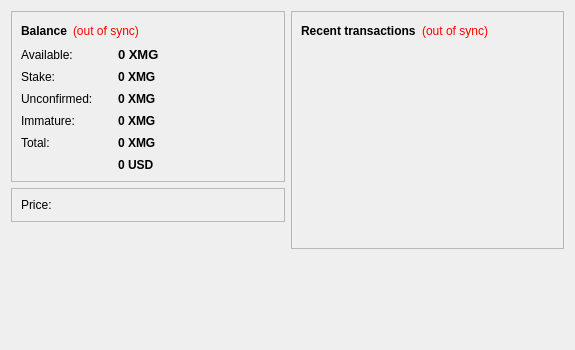
First picture: the form in src/qt/forms/overviewpage.ui, repository m-pays/magi, before the edit.
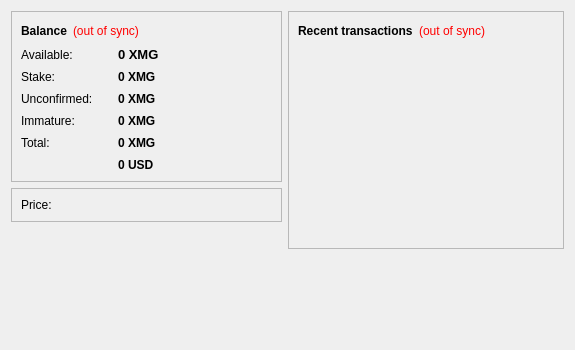
Second picture: the form after the edit.

Commit message: Tweak overview look

The edit to the form file:
```diff
--- a/src/qt/forms/overviewpage.ui
+++ b/src/qt/forms/overviewpage.ui
@@ -16,13 +16,19 @@
   <property name="styleSheet">
    <string notr="true">#OverviewPage { color: #464747; }</string>
   </property>
-  <layout class="QHBoxLayout" name="horizontalLayout" stretch="0">
-   <item>
+  <layout class="QGridLayout" name="gridLayout">
+   <item row="0" column="0">
     <layout class="QHBoxLayout" name="horizontalLayout_3" stretch="1,1">
      <item>
       <layout class="QVBoxLayout" name="verticalLayout_2">
        <item>
-        <widget class="QFrame" name="frame">
+        <widget class="QFrame" name="frameBalance">
+         <property name="sizePolicy">
+          <sizepolicy hsizetype="MinimumExpanding" vsizetype="Preferred">
+           <horstretch>0</horstretch>
+           <verstretch>0</verstretch>
+          </sizepolicy>
+         </property>
          <property name="styleSheet">
           <string notr="true"/>
          </property>
@@ -333,7 +339,13 @@
         </widget>
        </item>
        <item>
-        <widget class="QFrame" name="frame_3">
+        <widget class="QFrame" name="framePrice">
+         <property name="sizePolicy">
+          <sizepolicy hsizetype="MinimumExpanding" vsizetype="Preferred">
+           <horstretch>0</horstretch>
+           <verstretch>0</verstretch>
+          </sizepolicy>
+         </property>
          <property name="styleSheet">
           <string notr="true"/>
          </property>
@@ -356,7 +368,7 @@
              <set>Qt::AlignLeading|Qt::AlignLeft|Qt::AlignVCenter</set>
             </property>
             <property name="horizontalSpacing">
-             <number>12</number>
+             <number>10</number>
             </property>
             <property name="verticalSpacing">
              <number>8</number>
@@ -394,7 +406,13 @@
      <item>
       <layout class="QVBoxLayout" name="verticalLayout_3">
        <item>
-        <widget class="QFrame" name="frame_2">
+        <widget class="QFrame" name="frameTransactions">
+         <property name="sizePolicy">
+          <sizepolicy hsizetype="MinimumExpanding" vsizetype="Preferred">
+           <horstretch>0</horstretch>
+           <verstretch>0</verstretch>
+          </sizepolicy>
+         </property>
          <property name="styleSheet">
           <string notr="true"/>
          </property>
```
Left out of the diff: 4 changed lines with no effect on the pictures. The commit also changes 1 other file.
